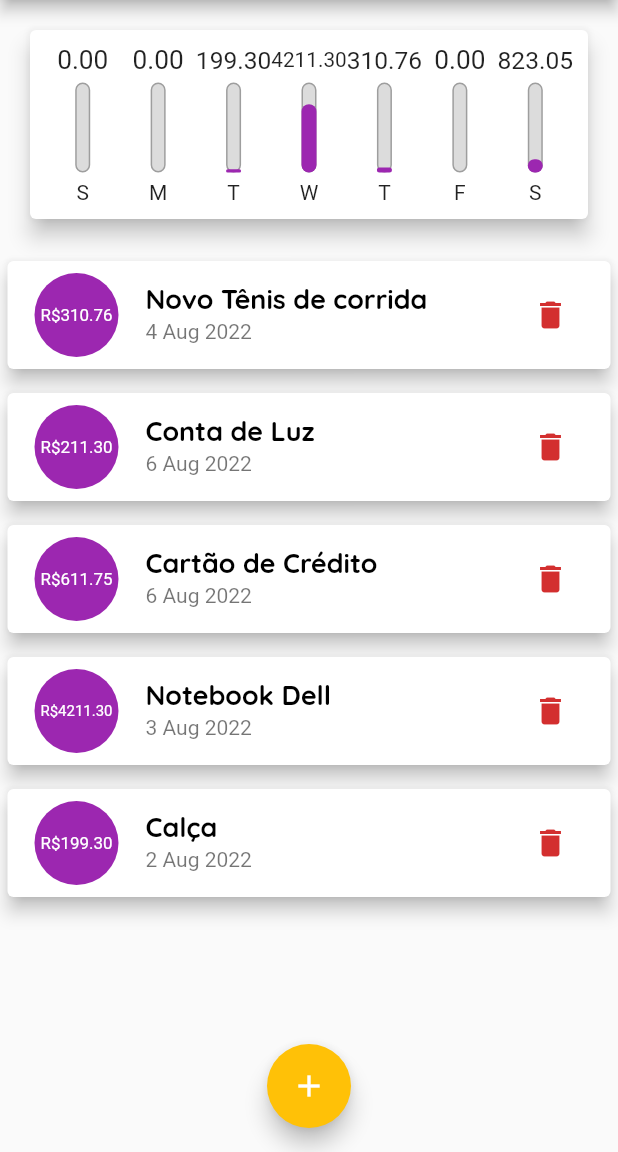
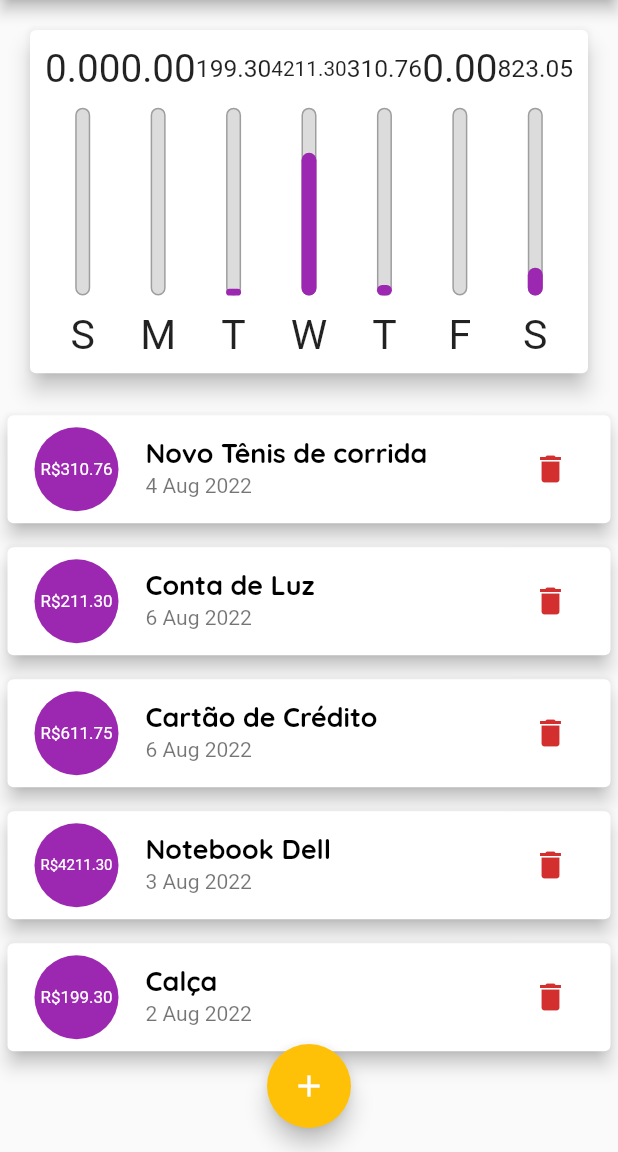
Before and after one commit to IgorFPonchielli/flutter_expenses, a Flutter app: the screen it shows after launch, after a tap on the "delete" icon, on a phone screen of 412 x 824 dp, the part 84-1236 px from its top. Run offline on Flutter 3.47's test engine with Material 2 defaults, Android fonts, the phone set to English and light mode, and no system bars.

Commit message:
making responsive

```diff
--- a/lib/components/chart_bar.dart
+++ b/lib/components/chart_bar.dart
@@ -13,19 +13,18 @@ class ChartBar extends StatelessWidget {
 
   @override
   Widget build(BuildContext context) {
+    return LayoutBuilder(builder: (ctx, constraints) {
       return Column(
         children: <Widget>[
           SizedBox(
-          height: 20,
+            height: constraints.maxHeight * 0.15,
             child: FittedBox(
               child: Text('${value.toStringAsFixed(2)}'),
             ),
           ),
-        const SizedBox(
-          height: 5,
-        ),
+          SizedBox(height: constraints.maxHeight * 0.05),
           Container(
-          height: 60,
+            height: constraints.maxHeight * 0.6,
             width: 10,
             child: Stack(
               alignment: Alignment.bottomCenter,
@@ -53,10 +52,15 @@ class ChartBar extends StatelessWidget {
             ),
           ),
           SizedBox(
-          height: 5,
+            height: constraints.maxHeight * 0.05,
           ),
-        Text(label),
+          Container(
+              height: constraints.maxHeight * 0.15,
+              child: FittedBox(
+                child: Text(label),
+              )),
         ],
       );
+    });
   }
 }
--- a/lib/components/transaction_form.dart
+++ b/lib/components/transaction_form.dart
@@ -46,10 +46,15 @@ class _TransactionFormState extends State<TransactionForm> {
 
   @override
   Widget build(BuildContext context) {
-    return Card(
+    return SingleChildScrollView(
+      child: Card(
         elevation: 5,
         child: Container(
-        padding: EdgeInsets.all(10),
+          padding: EdgeInsets.only(
+              top: 10,
+              right: 10,
+              left: 10,
+              bottom: 10 + MediaQuery.of(context).viewInsets.bottom),
           child: Column(
             children: <Widget>[
               TextField(
@@ -104,6 +109,7 @@ class _TransactionFormState extends State<TransactionForm> {
             ],
           ),
         ),
+      ),
     );
   }
 }
--- a/lib/components/transaction_list.dart
+++ b/lib/components/transaction_list.dart
@@ -12,25 +12,28 @@ class TransactionList extends StatelessWidget {
 
   @override
   Widget build(BuildContext context) {
-    return Container(
-      height: 440,
-      child: transactions.isEmpty
-          ? Column(
+    return transactions.isEmpty
+        ? LayoutBuilder(builder: (context, constraints) {
+            return Column(
               children: <Widget>[
-                Text(
+                SizedBox(
+                  height: constraints.maxHeight * 0.1,
+                  child: Text(
                     'Nenhuma Transação Cadastrada',
                     style: Theme.of(context).textTheme.headline6,
                   ),
-                const SizedBox(height: 20),
+                ),
+                SizedBox(height: constraints.maxHeight * 0.05),
                 SizedBox(
-                  height: 200,
+                  height: constraints.maxHeight * 0.6,
                   child: Image.asset(
                     'assets/images/waiting.png',
                     fit: BoxFit.cover,
                   ),
                 ),
               ],
-            )
+            );
+          })
         : ListView.builder(
             itemCount: transactions.length,
             itemBuilder: (ctx, index) {
@@ -64,7 +67,19 @@ class TransactionList extends StatelessWidget {
                   subtitle: Text(
                     DateFormat('d MMM y').format(tr.date),
                   ),
-                    trailing: IconButton(
+                  trailing: MediaQuery.of(context).size.width > 480
+                      ? TextButton.icon(
+                          onPressed: () => onDelete(tr.id),
+                          icon: Icon(Icons.delete,
+                              color: Theme.of(context).errorColor),
+                          label: Text(
+                            'Excluir',
+                            style: TextStyle(
+                              color: Theme.of(context).errorColor,
+                            ),
+                          ),
+                        )
+                      : IconButton(
                           icon: const Icon(Icons.delete),
                           color: Theme.of(context).errorColor,
                           onPressed: () => onDelete(tr.id),
@@ -72,7 +87,6 @@ class TransactionList extends StatelessWidget {
                 ),
               );
             },
-            ),
           );
   }
 }
--- a/lib/main.dart
+++ b/lib/main.dart
@@ -92,6 +92,7 @@ class _MyHomePageState extends State<MyHomePage> {
       date: DateTime.now().subtract(const Duration(days: 4)),
     ),
   ];
+  bool _showChart = false;
 
   List<Transaction> get _recentTransactions {
     return _transactions
@@ -137,23 +138,64 @@ class _MyHomePageState extends State<MyHomePage> {
 
   @override
   Widget build(BuildContext context) {
+    final mediaQuery = MediaQuery.of(context);
+    bool isLandScape = mediaQuery.orientation == Orientation.landscape;
+
+    final appBar = AppBar(
+      title: const Text('Despesas Pessoais'),
+      actions: <Widget>[
+        if (isLandScape)
+          IconButton(
+            onPressed: () {
+              setState(() {
+                _showChart = !_showChart;
+              });
+            },
+            icon: Icon(_showChart ? Icons.list : Icons.bar_chart),
+          ),
+        IconButton(
+          onPressed: () => _openTransactionFormModal(context),
+          icon: const Icon(Icons.add),
+        ),
+      ],
+    );
+
+    final availableHeight = mediaQuery.size.height -
+        appBar.preferredSize.height -
+        mediaQuery.padding.top;
+
     return Scaffold(
-      appBar: AppBar(
-        title: const Text('Despesas Pessoais'),
-        actions: <Widget>[
-          IconButton(
-            onPressed: () => _openTransactionFormModal(context),
-            icon: const Icon(Icons.add),
-          )
-        ],
-      ),
+      appBar: appBar,
       body: SingleChildScrollView(
         child: Column(
           //mainAxisAlignment: MainAxisAlignment.spaceAround,
           crossAxisAlignment: CrossAxisAlignment.stretch,
           children: <Widget>[
-            Chart(_recentTransactions),
-            TransactionList(_transactions, _deleteTransaction),
+            // if (isLandScape)
+            //   Row(
+            //     mainAxisAlignment: MainAxisAlignment.center,
+            //     children: [
+            //       Text('Exibir Grafico'),
+            //       Switch(
+            //         value: _showChart,
+            //         onChanged: (value) {
+            //           setState(() {
+            //             _showChart = value;
+            //           });
+            //         },
+            //       ),
+            //     ],
+            //   ),
+            if (_showChart || !isLandScape)
+              SizedBox(
+                height: availableHeight * (isLandScape ? 0.8 : 0.35),
+                child: Chart(_recentTransactions),
+              ),
+            if (!_showChart || !isLandScape)
+              SizedBox(
+                height: availableHeight * (isLandScape ? 1 : 0.65),
+                child: TransactionList(_transactions, _deleteTransaction),
+              ),
           ],
         ),
       ),
```
Lines whose indentation alone changed are shown as unchanged.
